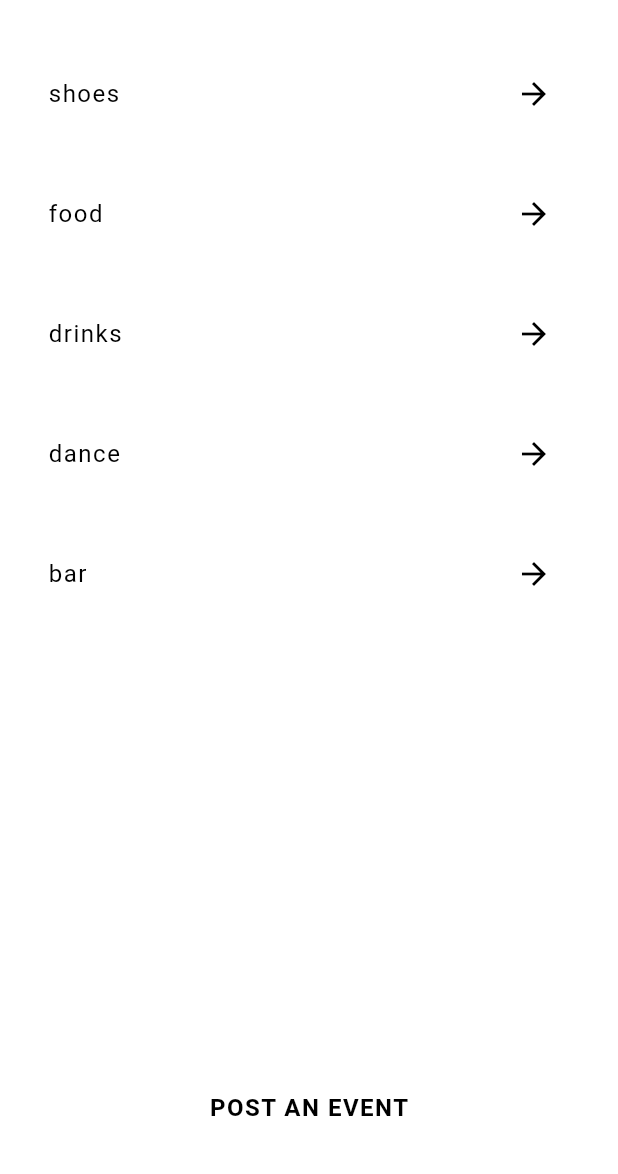
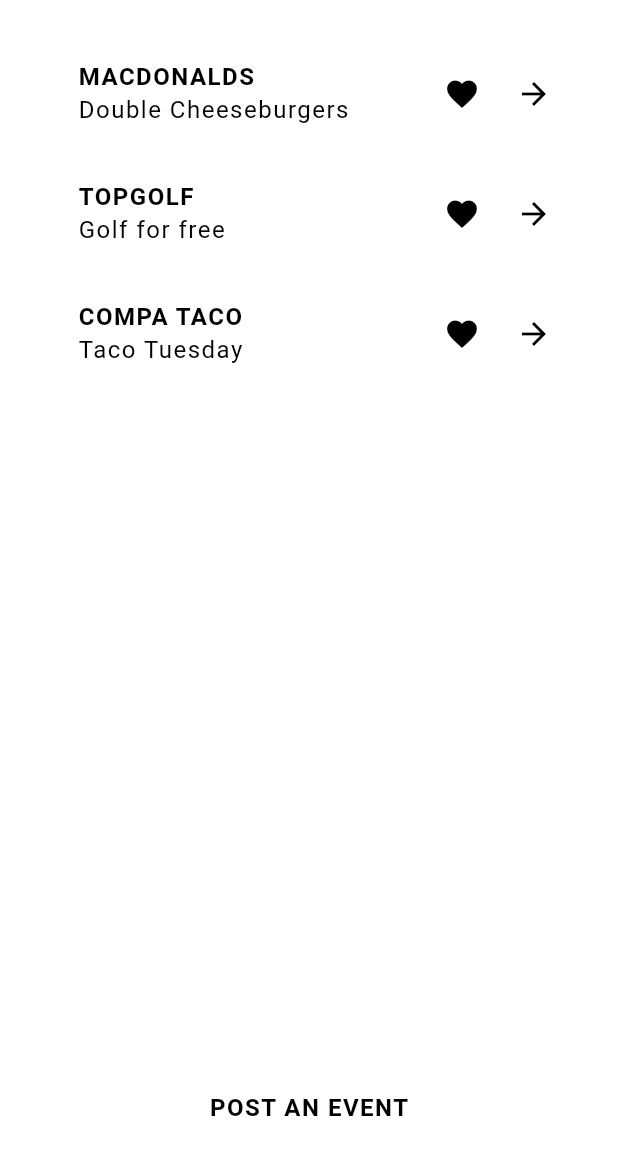
Before and after one commit to benjaminrevelo/Eventory, a Flutter app: the screen it shows after launch, on a phone screen of 412 x 824 dp, the part 62-1236 px from its top. Run offline on Flutter 3.47's test engine with Material 3 defaults, Android fonts, the phone set to English and light mode, and no system bars; our stand-ins replace google_fonts.

Commit message:
Added Event modelwith fields

```diff
--- /dev/null
+++ b/lib/models/event.dart
@@ -0,0 +1,44 @@
+class Event{
+
+  //constructor
+  Event({
+    required this.id,
+    required this.userId,
+    required this.name,
+    required this.description,
+    required this.location,
+    required this.time,
+    this.imageUrl,
+
+  });
+  //fields
+  final String id;
+  final String userId;
+  final String name;
+  final String description;
+  final String location;
+  final DateTime time;
+  final String? imageUrl;
+  bool _favorite = false;
+
+  //getter
+  bool get favorite => _favorite;
+
+  void toggleIsFav(){
+    _favorite = !_favorite;
+  }
+}
+
+//dummy event data
+
+List<Event> events = [
+  Event(id: '1', userId: 'Macdonalds', name: 'Double Cheeseburgers',
+    description: 'Buy 1 cheeseburger get a second one for free.',
+    location: '2625 South Blvd, Charlotte, NC 28209',  time: DateTime.now()),
+    Event(id: '2', userId: 'TopGolf', name: 'Golf for free',
+    description: 'For every hour spent golfing you get a free additional hour',
+    location: '8024 Savoy Corporate Dr, Charlotte, NC 28273',  time: DateTime.now()),
+    Event(id: '3', userId: 'Compa Taco', name: 'Taco Tuesday',
+    description: 'All tacos cost 1 lunch today 2:00',
+    location: '5710 South Blvd, Charlotte, NC 28217',  time: DateTime.now()),
+];
--- a/lib/screens/home/event_card.dart
+++ b/lib/screens/home/event_card.dart
@@ -1,10 +1,12 @@
+import 'package:eventory/models/event.dart';
+import 'package:eventory/shared/styled_text.dart';
 import 'package:eventory/theme.dart';
 import 'package:flutter/material.dart';
 
 class EventCard extends StatelessWidget {
   const EventCard(this.event, {super.key});
 
-  final String event;
+  final Event event;
 
   @override
   Widget build(BuildContext context) {
@@ -12,11 +14,22 @@
       child: Padding(
         padding: EdgeInsets.symmetric(horizontal: 16, vertical: 8),
         child: Row(children: [
-          Text(event),
+          SizedBox(width: 20),
+          Column(
+            crossAxisAlignment: CrossAxisAlignment.start,
+            children: [
+              StyledHeadline(event.userId),
+              StyledText(event.name)
+            ],
+          ),
           //expanded create space between the text and the icon
           //sized box to take the available space
           Expanded(
             child: SizedBox(),
+            ),
+            IconButton(
+            onPressed: (){},
+            icon: Icon(Icons.favorite, color: AppColors.textColor),
             ),
           IconButton(
             onPressed: (){},
--- a/lib/screens/home/home.dart
+++ b/lib/screens/home/home.dart
@@ -1,3 +1,4 @@
+import 'package:eventory/models/event.dart';
 import 'package:eventory/screens/home/event_card.dart';
 import 'package:eventory/shared/styled_button.dart';
 import 'package:eventory/shared/styled_text.dart';
@@ -12,7 +13,7 @@
 
 class _HomeState extends State<Home> {
 
-  List events = ['shoes', 'food', 'drinks', 'dance', 'bar'];
+
 
 
   @override
@@ -24,7 +25,10 @@
         child: Column(
           children: [
             Expanded(
-              child: ListView.builder(
+              child: events.isEmpty
+              ? const Center(child: StyledHeadline("It's quiet in here..."),
+              )
+              : ListView.builder(
                 itemCount: events.length,
                 itemBuilder:  (_, index){
                   return EventCard(events[index]);
```
